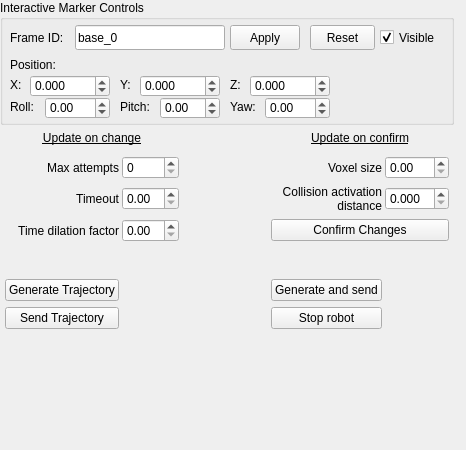
Old version of the form resource/curobo_rviz_panel.ui in the repository Lab-CORO/curobo_rviz.
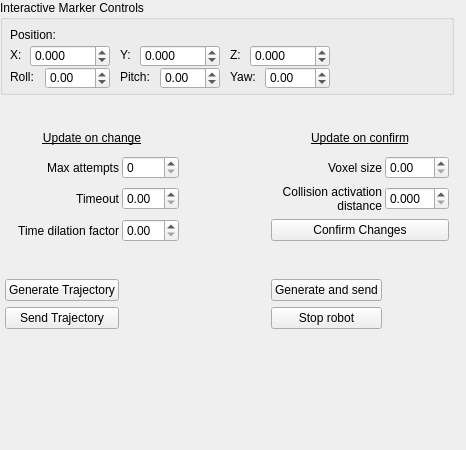
New version of the form.

Commit message: remove set frame id from pamel (already in display)

The edit to the form file:
```diff
--- a/resource/curobo_rviz_panel.ui
+++ b/resource/curobo_rviz_panel.ui
@@ -19,56 +19,17 @@
      <x>0</x>
      <y>0</y>
      <width>454</width>
-     <height>125</height>
+     <height>95</height>
     </rect>
    </property>
    <property name="title">
     <string>Interactive Marker Controls</string>
    </property>
-   <widget class="QLabel" name="labelFrameId">
-    <property name="geometry">
-     <rect>
-      <x>10</x>
-      <y>25</y>
-      <width>60</width>
-      <height>25</height>
-     </rect>
-    </property>
-    <property name="text">
-     <string>Frame ID:</string>
-    </property>
-   </widget>
-   <widget class="QLineEdit" name="lineEditFrameId">
-    <property name="geometry">
-     <rect>
-      <x>75</x>
-      <y>25</y>
-      <width>150</width>
-      <height>25</height>
-     </rect>
-    </property>
-    <property name="text">
-     <string>base_0</string>
-    </property>
-   </widget>
-   <widget class="QPushButton" name="pushButtonApplyFrameId">
-    <property name="geometry">
-     <rect>
-      <x>230</x>
-      <y>25</y>
-      <width>70</width>
-      <height>25</height>
-     </rect>
-    </property>
-    <property name="text">
-     <string>Apply</string>
-    </property>
-   </widget>
    <widget class="QLabel" name="labelPosition">
     <property name="geometry">
      <rect>
       <x>10</x>
-      <y>55</y>
+      <y>25</y>
       <width>60</width>
       <height>20</height>
      </rect>
@@ -81,7 +42,7 @@
     <property name="geometry">
      <rect>
       <x>10</x>
-      <y>75</y>
+      <y>45</y>
       <width>20</width>
       <height>20</height>
      </rect>
@@ -94,7 +55,7 @@
     <property name="geometry">
      <rect>
       <x>30</x>
-      <y>75</y>
+      <y>45</y>
       <width>80</width>
       <height>22</height>
      </rect>
@@ -116,7 +77,7 @@
     <property name="geometry">
      <rect>
       <x>120</x>
-      <y>75</y>
+      <y>45</y>
       <width>20</width>
       <height>20</height>
      </rect>
@@ -129,7 +90,7 @@
     <property name="geometry">
      <rect>
       <x>140</x>
-      <y>75</y>
+      <y>45</y>
       <width>80</width>
       <height>22</height>
      </rect>
@@ -151,7 +112,7 @@
     <property name="geometry">
      <rect>
       <x>230</x>
-      <y>75</y>
+      <y>45</y>
       <width>20</width>
       <height>20</height>
      </rect>
@@ -164,7 +125,7 @@
     <property name="geometry">
      <rect>
       <x>250</x>
-      <y>75</y>
+      <y>45</y>
       <width>80</width>
       <height>22</height>
      </rect>
@@ -186,7 +147,7 @@
     <property name="geometry">
      <rect>
       <x>10</x>
-      <y>97</y>
+      <y>67</y>
       <width>30</width>
       <height>20</height>
      </rect>
@@ -199,7 +160,7 @@
     <property name="geometry">
      <rect>
       <x>45</x>
-      <y>97</y>
+      <y>67</y>
       <width>65</width>
       <height>22</height>
      </rect>
@@ -221,7 +182,7 @@
     <property name="geometry">
      <rect>
       <x>120</x>
-      <y>97</y>
+      <y>67</y>
       <width>35</width>
       <height>20</height>
      </rect>
@@ -234,7 +195,7 @@
     <property name="geometry">
      <rect>
       <x>160</x>
-      <y>97</y>
+      <y>67</y>
       <width>60</width>
       <height>22</height>
      </rect>
@@ -256,7 +217,7 @@
     <property name="geometry">
      <rect>
       <x>230</x>
-      <y>97</y>
+      <y>67</y>
       <width>30</width>
       <height>20</height>
      </rect>
@@ -269,7 +230,7 @@
     <property name="geometry">
      <rect>
       <x>265</x>
-      <y>97</y>
+      <y>67</y>
       <width>65</width>
       <height>22</height>
      </rect>
@@ -287,35 +248,6 @@
      <double>1.000000000000000</double>
     </property>
    </widget>
-   <widget class="QPushButton" name="pushButtonResetMarker">
-    <property name="geometry">
-     <rect>
-      <x>310</x>
-      <y>25</y>
-      <width>65</width>
-      <height>25</height>
-     </rect>
-    </property>
-    <property name="text">
-     <string>Reset</string>
-    </property>
-   </widget>
-   <widget class="QCheckBox" name="checkBoxMarkerVisible">
-    <property name="geometry">
-     <rect>
-      <x>380</x>
-      <y>25</y>
-      <width>70</width>
-      <height>25</height>
-     </rect>
-    </property>
-    <property name="text">
-     <string>Visible</string>
-    </property>
-    <property name="checked">
-     <bool>true</bool>
-    </property>
-   </widget>
   </widget>
   <widget class="QWidget" name="gridLayoutWidget">
    <property name="geometry">
```
The commit also changes 3 other files.
